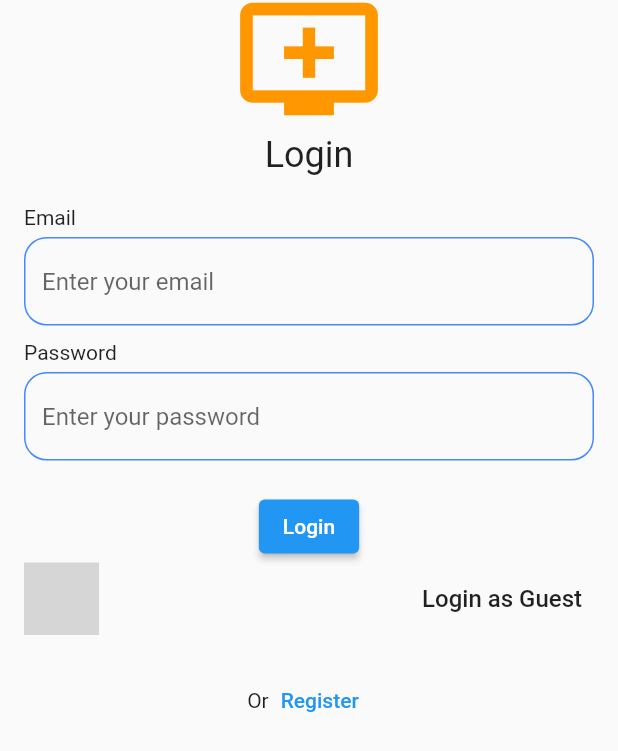
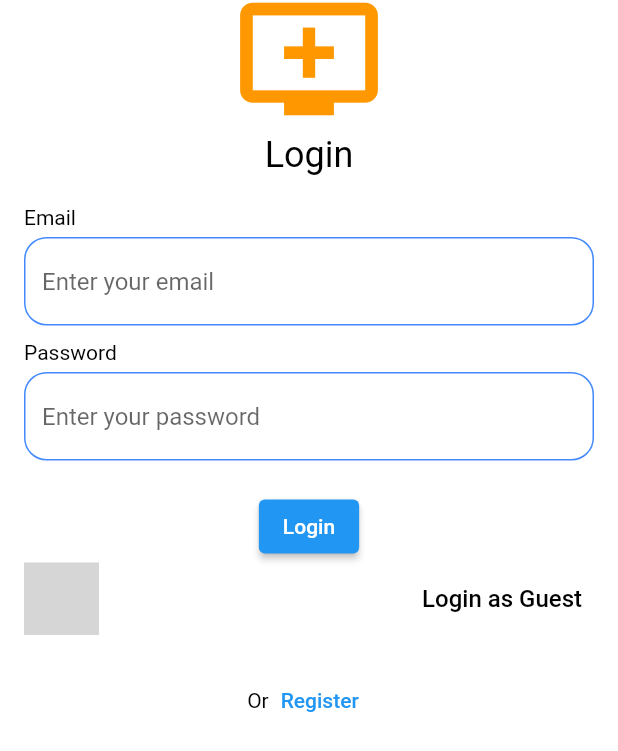
Before and after one commit to Manoj882/todo_application, a Flutter app: the screen it shows after launch, on a phone screen of 412 x 824 dp. Shown: the part 270-1021 px from the top of the screen. Run offline on Flutter 3.47's test engine with Material 2 defaults, Android fonts, the phone set to English and light mode, and no system bars; drawn by our look-alikes of cached_network_image; our stand-ins replace cloud_firestore, firebase_auth, firebase_core, google_sign_in; accounts and stored records are empty; network calls fail; Roboto replaces fonts that are missing (OpenSans); grey boxes are pictures that could not be loaded.

Commit message:
Implemented light theme and added Open Sans font

```diff
--- a/lib/main.dart
+++ b/lib/main.dart
@@ -1,4 +1,5 @@
 import 'package:flutter/material.dart';
+import 'package:todo_application/theme/theme_data.dart';
 import '/screens/home_screen.dart';
 import 'package:firebase_core/firebase_core.dart';
 import '/screens/login_screen.dart';
@@ -13,15 +14,13 @@ void main() async{
 class MyApp extends StatelessWidget {
   const MyApp({Key? key}) : super(key: key);
 
-  // This widget is the root of your application.
+  // This widget is the root of your application.0
   @override
   Widget build(BuildContext context) {
     return MaterialApp(
-      title: 'Flutter Demo',
-      theme: ThemeData(
+      title: 'Todo App',
+      theme: lightTheme(context),
 
-        primarySwatch: Colors.blue,
-      ),
       home:  LoginScreen(),
     );
   }
--- a/lib/screens/login_screen.dart
+++ b/lib/screens/login_screen.dart
@@ -85,9 +85,9 @@ class LoginScreen extends StatelessWidget {
                         Center(
                           child: ElevatedButton(
                             onPressed: () async {
-                              GeneralAlertDialog().customLoadingDialog(context);
 
                               if (formKey.currentState!.validate()) {
+                                GeneralAlertDialog().customLoadingDialog(context);
                                 final email = emailController.text;
                                 final password = passwordController.text;
 
--- a/lib/screens/register_screen.dart
+++ b/lib/screens/register_screen.dart
@@ -75,8 +75,9 @@ class RegisterScreen extends StatelessWidget {
                 Center(
                   child: ElevatedButton(
                     onPressed: () async {
-                      GeneralAlertDialog().customLoadingDialog(context);
+
                       if (formKey.currentState!.validate()) {
+                        GeneralAlertDialog().customLoadingDialog(context);
                         final email = emailController.text;
                         final password = passwordController.text;
 
--- /dev/null
+++ b/lib/theme/theme_data.dart
@@ -0,0 +1,71 @@
+import 'package:flutter/material.dart';
+
+ThemeData lightTheme(BuildContext context) {
+  return ThemeData(
+    primaryColor: Colors.blue,
+    scaffoldBackgroundColor: Colors.white,
+    appBarTheme: const AppBarTheme(
+      backgroundColor: Colors.red,
+      titleTextStyle: TextStyle(
+        color: Colors.white,
+      ),
+    ),
+    textTheme: const TextTheme(
+      headline5: TextStyle(
+        color: Colors.black,
+        fontFamily: "OpenSans",
+
+      ),
+      headline2: TextStyle(
+        color: Colors.black,
+      ),
+      bodyText1: TextStyle(color: Colors.black, fontFamily: "OpenSans"),
+      bodyText2: TextStyle(color: Colors.black),
+      subtitle1: TextStyle(
+        color: Colors.black,
+        fontFamily: "OpenSans",
+
+      ),
+      subtitle2: TextStyle(color: Colors.yellow),
+      caption: TextStyle(
+        color: Colors.black,
+        fontFamily: "OpenSans",
+      ),
+    ),
+    inputDecorationTheme: const InputDecorationTheme(
+         enabledBorder:  OutlineInputBorder(
+                      borderSide: BorderSide(
+                        color: Colors.blueAccent,
+                      ),
+                      borderRadius: BorderRadius.all(Radius.circular(15)),
+
+                    ),
+
+                    focusedBorder:  OutlineInputBorder(
+                      borderSide: BorderSide(
+                        color: Colors.blueAccent,
+                      ),
+                      borderRadius: BorderRadius.all(Radius.circular(15.0)),
+
+                    ),
+
+                     errorBorder:  OutlineInputBorder(
+                      borderSide: BorderSide(
+                        color: Colors.red,
+                      ),
+                      borderRadius: BorderRadius.all(Radius.circular(15.0)),
+
+                    ),
+                    focusedErrorBorder:  OutlineInputBorder(
+                      borderSide: BorderSide(
+                        color: Colors.red,
+                      ),
+                      borderRadius: BorderRadius.all(Radius.circular(15.0)),
+
+                    ),
+
+
+    ),
+  );
+
+}
--- a/lib/utils/general_text_field.dart
+++ b/lib/utils/general_text_field.dart
@@ -48,39 +48,9 @@ class _GeneralTextFieldState extends State<GeneralTextField> {
                   textInputAction: widget.textInputAction,
                   obscureText:toHide,
                   decoration: InputDecoration(
-                    hintText: 'Enter your ${widget.title}',
-                    enabledBorder: const OutlineInputBorder(
-                      borderSide: BorderSide(
-                        color: Colors.blueAccent,
-                      ),
-                      borderRadius: BorderRadius.all(Radius.circular(15)),
+                  hintText: 'Enter your ${widget.title}',
 
-                    ),
-
-                    focusedBorder: const OutlineInputBorder(
-                      borderSide: BorderSide(
-                        color: Colors.blueAccent,
-                      ),
-                      borderRadius: BorderRadius.all(Radius.circular(15.0)),
-
-                    ),
-
-                     errorBorder: const OutlineInputBorder(
-                      borderSide: BorderSide(
-                        color: Colors.red,
-                      ),
-                      borderRadius: BorderRadius.all(Radius.circular(15.0)),
-
-                    ),
-                    focusedErrorBorder: const OutlineInputBorder(
-                      borderSide: BorderSide(
-                        color: Colors.red,
-                      ),
-                      borderRadius: BorderRadius.all(Radius.circular(15.0)),
-
-                    ),
-
-                    suffixIcon: widget.isObscure ?
+                  suffixIcon: widget.isObscure ?
                      IconButton(
                       icon: Icon(toHide ?
                         Icons.visibility_outlined
```
Also changed, not shown: lib/screens/home_screen.dart (+34 -0 lines), pubspec.yaml (+8 -5 lines), assets/fonts/OpenSans-Bold.ttf (added), assets/fonts/OpenSans-BoldItalic.ttf (added), assets/fonts/OpenSans-ExtraBold.ttf (added), assets/fonts/OpenSans-ExtraBoldItalic.ttf (added), assets/fonts/OpenSans-Italic.ttf (added), assets/fonts/OpenSans-Light.ttf (added), assets/fonts/OpenSans-LightItalic.ttf (added), assets/fonts/OpenSans-Medium.ttf (added), assets/fonts/OpenSans-MediumItalic.ttf (added), assets/fonts/OpenSans-Regular.ttf (added), assets/fonts/OpenSans-SemiBold.ttf (added), assets/fonts/OpenSans-SemiBoldItalic.ttf (added).
